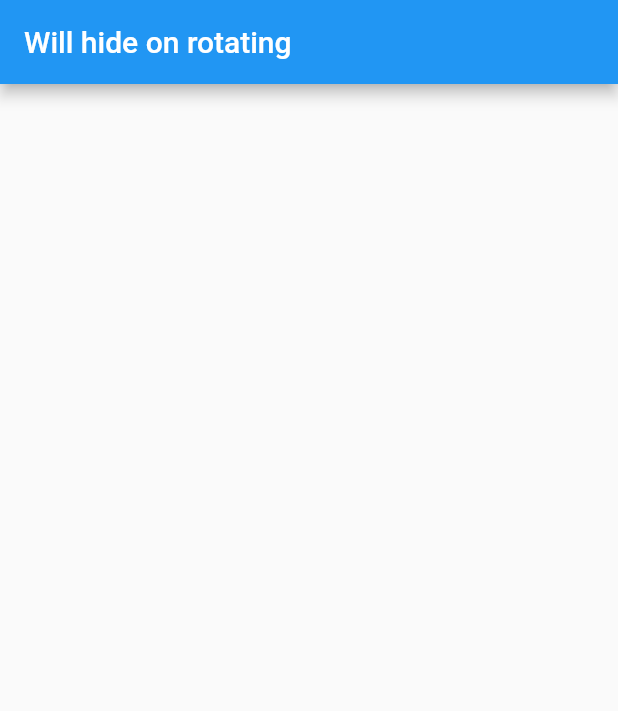
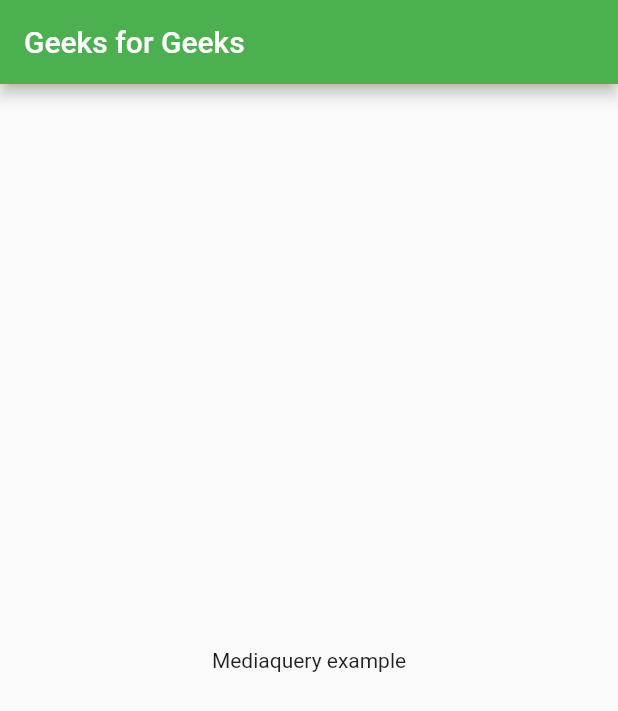
Before and after one commit to madhavam12/GFG_samples, a Flutter app: the screen it shows after launch, on a phone screen of 412 x 824 dp. Shown: the top 711 px of the screen. Run offline on Flutter 3.47's test engine with Material 2 defaults, Android fonts, the phone set to English and light mode, and no system bars; our stand-ins replace flutter_riverpod.

Commit message:
Added comments

```diff
--- a/gfg_responsive_sample/lib/main.dart
+++ b/gfg_responsive_sample/lib/main.dart
@@ -37,12 +37,15 @@
   Widget build(BuildContext context) {
     return LayoutBuilder(
       builder: (context, dimens) {
+        //check if the device is a phone
         if (dimens.maxWidth < kTabletBreakpoint) {
           return mobileBody;
         } else if (dimens.maxWidth >= kTabletBreakpoint &&
             dimens.maxWidth < kDesktopBreakPoint) {
+          //returns mobileBody if tabletBody is null
           return tabletBody ?? mobileBody;
         } else {
+          //returns mobileBody if desktopBody is null
           return desktopBody ?? mobileBody;
         }
       },
@@ -57,9 +60,14 @@
     print(screenW);
 
     return Scaffold(
-      appBar:
-          screenW <= 600 ? AppBar(title: Text("Will hide on rotating")) : null,
-      body: Center(),
+      //when screen's width is less than 600px, it shows a appbar, when it's over 600px, ithides it.
+      appBar: screenW <= 600
+          ? AppBar(
+              title: Text("Geeks for Geeks"), backgroundColor: Colors.green)
+          : null,
+      body: Center(
+        child: Text("Mediaquery example"),
+      ),
     );
   }
 }
@@ -68,11 +76,15 @@
   @override
   Widget build(BuildContext context) {
     return Scaffold(
-      appBar: AppBar(title: const Text('LayoutBuilder Demo')),
+      appBar:
+          AppBar(title: Text("Geeks for Geeks"), backgroundColor: Colors.green),
       body: LayoutBuilder(
         builder: (BuildContext context, BoxConstraints constraints) {
+          //constraints provide us with maxWidth,maxHeight etc, using
+          //which we can show different widgets accordingly
           if (constraints.maxWidth > 600) {
-            return _buildWideContainers();
+            //as the width is greater than 600px, we'll show wide screen container
+            return _buildWideScreenContainers();
           } else {
             return _buildPortraitContainer();
           }
@@ -82,6 +94,8 @@
   }
 
   Widget _buildPortraitContainer() {
+//here we're returning a single container since the phone
+//doesn't have the required width (600px)
     return Center(
       child: Container(
         height: 100.0,
@@ -91,7 +105,9 @@
     );
   }
 
-  Widget _buildWideContainers() {
+  Widget _buildWideScreenContainers() {
+//here we're returning double containers since the phone
+// have the required width (600px)
     return Center(
       child: Row(
         mainAxisAlignment: MainAxisAlignment.spaceEvenly,
```
